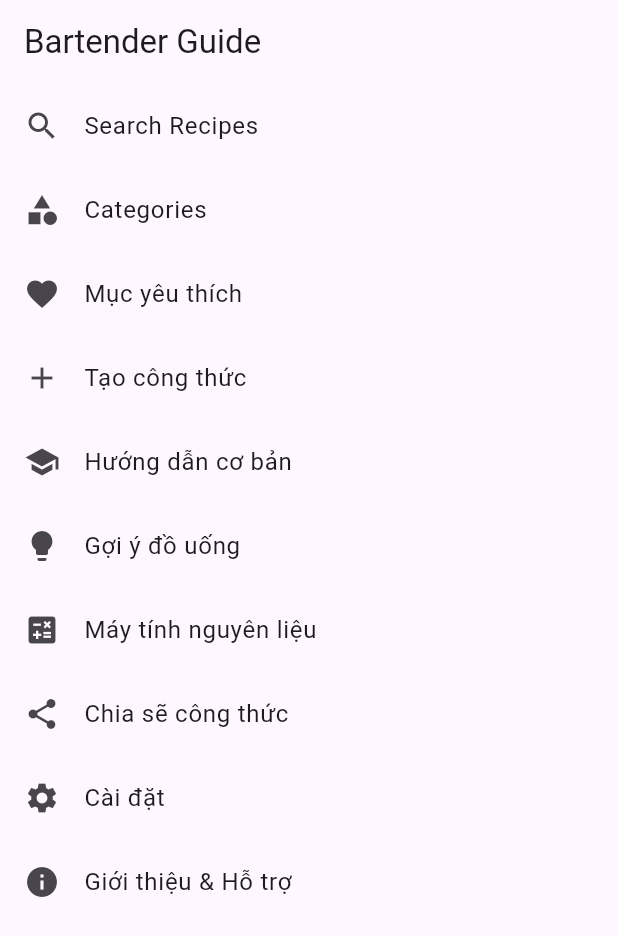
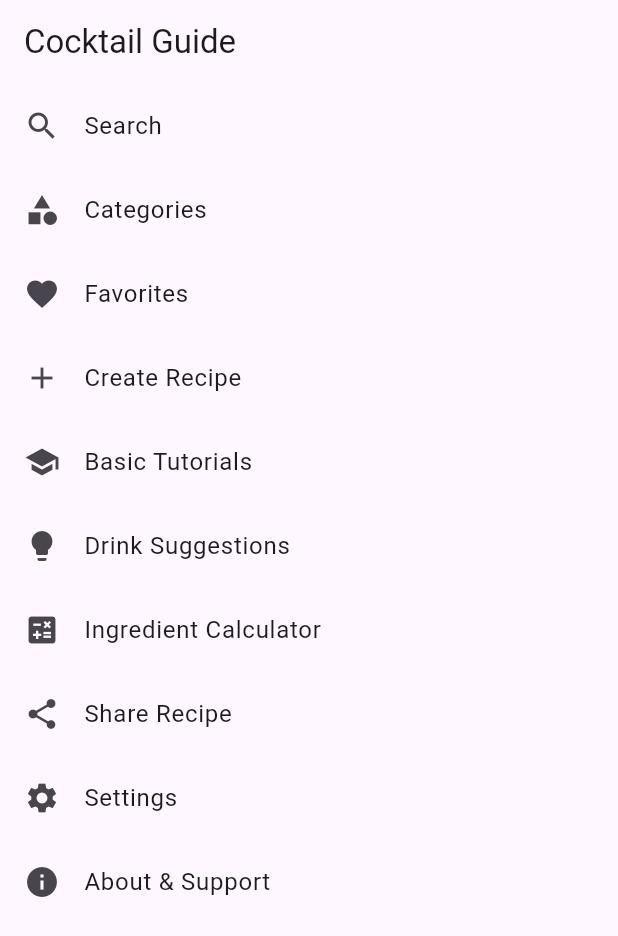
Before and after one commit to hoanglong1812003/doan, a Flutter app: the screen it shows after launch, on a phone screen of 412 x 824 dp. Shown: the top 936 px of the screen. Run offline on Flutter 3.47's test engine with Material 3 defaults, Android fonts, the phone set to English and light mode, and no system bars; our stand-ins replace easy_localization, firebase_core, firebase_database; accounts and stored records are empty.

Commit message:
doi ngon ngu

```diff
--- /dev/null
+++ b/assets/translations/en.json
@@ -0,0 +1,21 @@
+{
+  "settings": "Settings",
+  "changeLanguage": "Change Language",
+  "changeTheme": "Change Theme",
+  "changeUnits": "Change Units",
+  "recipeDetails": "Recipe Details",
+  "ingredients": "Ingredients",
+  "instructions": "Instructions",
+  "chooseLanguage": "Choose Language",
+  "basicTutorials": "Basic Tutorials",
+  "createRecipe": "Create Recipe",
+  "categories": "Categories",
+  "cocktailGuide": "Cocktail Guide",
+  "ingredientCalculator": "Ingredient Calculator",
+  "drinkSuggestions": "Drink Suggestions",
+  "search": "Search",
+  "favorites": "Favorites",
+  "shareRecipe": "Share Recipe",
+  "aboutSupport": "About & Support"
+
+}
--- a/lib/main.dart
+++ b/lib/main.dart
@@ -1,7 +1,8 @@
 import 'package:firebase_core/firebase_core.dart';
 import 'package:flutter/material.dart';
+import 'package:easy_localization/easy_localization.dart';
 
-// Main application file
+// Các màn hình
 import 'screens/home_screen.dart';
 import 'screens/search_screen.dart';
 import 'screens/recipe_details_screen.dart';
@@ -18,7 +19,15 @@ import 'screens/about_support_screen.dart';
 void main() async {
   WidgetsFlutterBinding.ensureInitialized();
   await Firebase.initializeApp();
-  runApp(BartenderApp());
+  await EasyLocalization.ensureInitialized(); // Khởi tạo EasyLocalization
+  runApp(
+    EasyLocalization(
+      supportedLocales: [Locale('en'), Locale('vi')], // Các ngôn ngữ hỗ trợ
+      path: 'assets/translations', // Đường dẫn tới các tệp JSON
+      fallbackLocale: Locale('vi'), // Ngôn ngữ mặc định
+      child: BartenderApp(),
+    ),
+  );
 }
 
 class BartenderApp extends StatefulWidget {
@@ -34,6 +43,9 @@ class _BartenderAppState extends State<BartenderApp> {
       theme: ThemeData(
         primarySwatch: Colors.orange,
       ),
+      locale: context.locale, // Lấy locale hiện tại
+      localizationsDelegates: context.localizationDelegates,
+      supportedLocales: context.supportedLocales,
       initialRoute: '/',
       routes: {
         '/': (context) => HomeScreen(),
--- a/lib/screens/categories_screen.dart
+++ b/lib/screens/categories_screen.dart
@@ -44,7 +44,7 @@ class _CategoriesScreenState extends State<CategoriesScreen> {
   Widget build(BuildContext context) {
     return Scaffold(
       appBar: AppBar(
-        title: Text('Thể loại'),
+        title: Text('Loại'),
       ),
       body: categories.isEmpty
           ? Center(
--- a/lib/screens/home_screen.dart
+++ b/lib/screens/home_screen.dart
@@ -1,3 +1,4 @@
+import 'package:easy_localization/easy_localization.dart';
 import 'package:flutter/material.dart';
 
 class HomeScreen extends StatelessWidget {
@@ -5,76 +6,76 @@ class HomeScreen extends StatelessWidget {
   Widget build(BuildContext context) {
     return Scaffold(
       appBar: AppBar(
-        title: Text('Bartender Guide'),
+        title: Text('cocktailGuide'.tr()),
       ),
       body: ListView(
         children: [
           ListTile(
             leading: Icon(Icons.search),
-            title: Text('Search Recipes'),
+            title: Text('search'.tr()),
             onTap: () {
               Navigator.pushNamed(context, '/search');
             },
           ),
           ListTile(
             leading: Icon(Icons.category),
-            title: Text('Categories'),
+            title: Text('categories'.tr()),
             onTap: () {
               Navigator.pushNamed(context, '/categories');
             },
           ),
           ListTile(
             leading: Icon(Icons.favorite),
-            title: Text('Mục yêu thích'),
+            title: Text('favorites'.tr()),
             onTap: () {
               Navigator.pushNamed(context, '/favorites');
             },
           ),
           ListTile(
             leading: Icon(Icons.add),
-            title: Text('Tạo công thức'),
+            title: Text('createRecipe'.tr()),
             onTap: () {
               Navigator.pushNamed(context, '/create-recipe');
             },
           ),
           ListTile(
             leading: Icon(Icons.school),
-            title: Text('Hướng dẫn cơ bản'),
+            title: Text('basicTutorials'.tr()),
             onTap: () {
               Navigator.pushNamed(context, '/basic-tutorials');
             },
           ),
           ListTile(
             leading: Icon(Icons.lightbulb),
-            title: Text('Gợi ý đồ uống'),
+            title: Text('drinkSuggestions'.tr()),
             onTap: () {
               Navigator.pushNamed(context, '/drink-suggestions');
             },
           ),
           ListTile(
             leading: Icon(Icons.calculate),
-            title: Text('Máy tính nguyên liệu'),
+            title: Text('ingredientCalculator'.tr()),
             onTap: () {
               Navigator.pushNamed(context, '/ingredient-calculator');
             },
           ),
           ListTile(
             leading: Icon(Icons.share),
-            title: Text('Chia sẽ công thức'),
+            title: Text('shareRecipe'.tr()),
             onTap: () {
               Navigator.pushNamed(context, '/share-recipe');
             },
           ),
           ListTile(
             leading: Icon(Icons.settings),
-            title: Text('Cài đặt'),
+            title: Text('settings'.tr()),
             onTap: () {
               Navigator.pushNamed(context, '/settings');
             },
           ),
           ListTile(
             leading: Icon(Icons.info),
-            title: Text('Giới thiệu & Hỗ trợ'),
+            title: Text('aboutSupport'.tr()),
             onTap: () {
               Navigator.pushNamed(context, '/about-support');
             },
--- a/lib/screens/share_recipe_screen.dart
+++ b/lib/screens/share_recipe_screen.dart
@@ -1,4 +1,5 @@
 // screens/share_recipe_screen.dart
+import 'package:easy_localization/easy_localization.dart';
 import 'package:flutter/material.dart';
 
 class ShareRecipeScreen extends StatelessWidget {
@@ -6,7 +7,7 @@ class ShareRecipeScreen extends StatelessWidget {
   Widget build(BuildContext context) {
     return Scaffold(
       appBar: AppBar(
-        title: Text('Chia sẽ công thức'),
+        title: Text('shareRecipe'.tr()),
       ),
       body: Center(
         child: ElevatedButton(
@@ -14,7 +15,7 @@ class ShareRecipeScreen extends StatelessWidget {
             // Logic to share the recipe
             // Example: Share via social media or QR code
           },
-          child: Text('Chia sẽ công thức'),
+          child: Text('shareRecipe'.tr()),
         ),
       ),
     );
```
Also changed, not shown: assets/translations/vi.json (added, +20 -0 lines), lib/screens/settings_screen.dart (+39 -8 lines), pubspec.yaml (+16 -68 lines), pubspec.lock, 4 other files.
